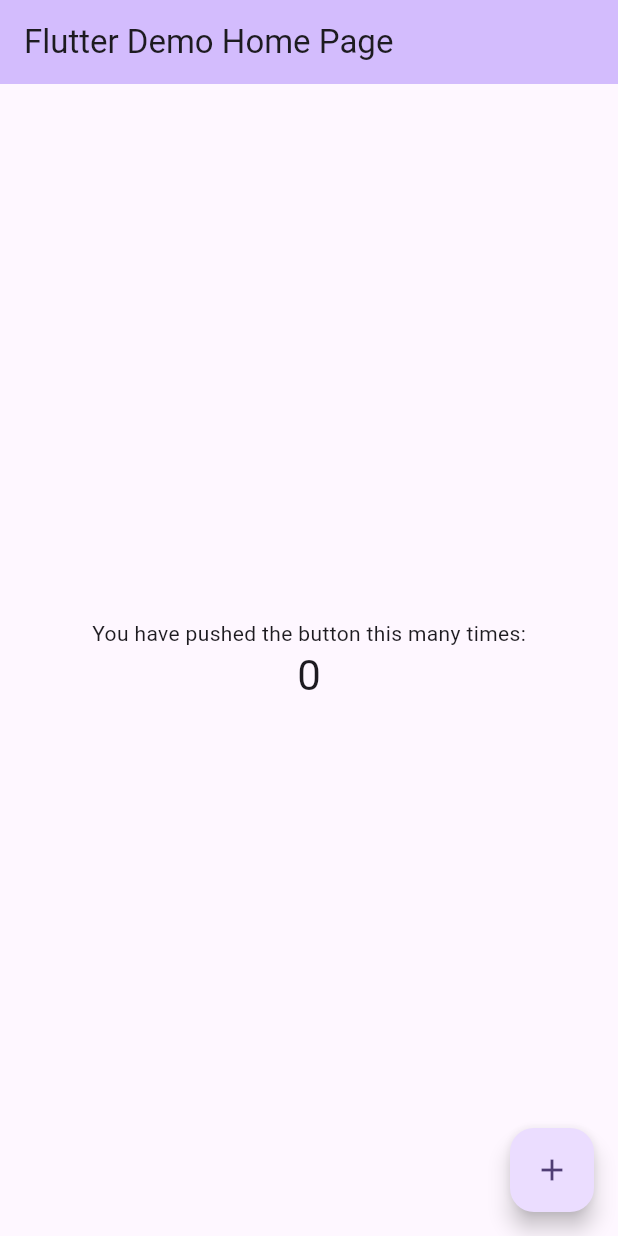
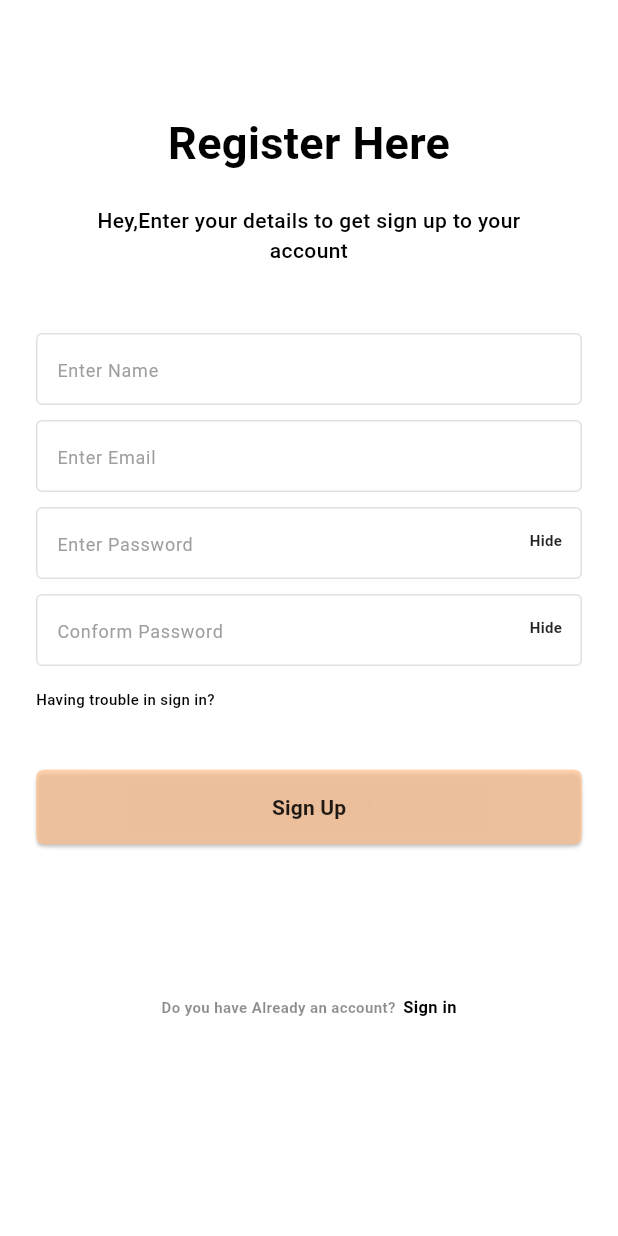
Before and after one commit to SahadMPP/chat_app_ui, a Flutter app: the screen it shows after launch, on a phone screen of 412 x 824 dp. Run offline on Flutter 3.47's test engine with Material 3 defaults, Android fonts, the light colour scheme and no system bars; our stand-ins replace google_fonts.

Commit message:
done signin signup ui for mob

```diff
--- a/lib/application/features/auth/signUp/ui/responsive/mobile.dart
+++ b/lib/application/features/auth/signUp/ui/responsive/mobile.dart
@@ -0,0 +1,101 @@
+import 'package:chat_app_ai/application/features/auth/widgets/custom_login_button.dart';
+import 'package:chat_app_ai/application/features/auth/widgets/custom_textfield.dart';
+import 'package:flutter/material.dart';
+import 'package:google_fonts/google_fonts.dart';
+
+class SignUpMobPage extends StatelessWidget {
+  const SignUpMobPage({super.key});
+
+  @override
+  Widget build(BuildContext context) {
+    return Scaffold(
+      backgroundColor: Colors.white,
+      body: SingleChildScrollView(
+        child: Padding(
+          padding: const EdgeInsets.all(24.0),
+          child: Column(
+            children: [
+              const SizedBox(height: 50),
+              Align(
+                alignment: Alignment.topCenter,
+                child: Text(
+                  "Register Here",
+                  style: GoogleFonts.aBeeZee(
+                    textStyle: const TextStyle(
+                        color: Colors.black,
+                        fontSize: 30,
+                        fontWeight: FontWeight.bold),
+                  ),
+                ),
+              ),
+              const SizedBox(height: 20),
+              Padding(
+                padding: const EdgeInsets.symmetric(horizontal: 30),
+                child: Text(
+                  "Hey,Enter your details to get sign up to your account",
+                  textAlign: TextAlign.center,
+                  style: GoogleFonts.aBeeZee(
+                    textStyle: const TextStyle(
+                        color: Colors.black,
+                        fontSize: 14,
+                        fontWeight: FontWeight.w500),
+                  ),
+                ),
+              ),
+              const SizedBox(height: 40),
+              const CostomTextField(hintText: "Enter Name", isPassword: false),
+              const CostomTextField(hintText: "Enter Email", isPassword: false),
+              const CostomTextField(
+                  hintText: "Enter Password", isPassword: true),
+              const CostomTextField(
+                  hintText: "Conform Password", isPassword: true),
+              const SizedBox(height: 10),
+              Align(
+                alignment: Alignment.centerLeft,
+                child: Text(
+                  'Having trouble in sign in?',
+                  style: GoogleFonts.aBeeZee(
+                    textStyle: const TextStyle(
+                        color: Colors.black,
+                        fontSize: 10,
+                        fontWeight: FontWeight.w500),
+                  ),
+                ),
+              ),
+              const SizedBox(height: 40),
+              CustomButton(text: "Sign Up", fun: () {}),
+              const SizedBox(height: 100),
+              Row(
+                mainAxisAlignment: MainAxisAlignment.center,
+                children: [
+                  Text(
+                    'Do you have Already an account?',
+                    style: GoogleFonts.aBeeZee(
+                      textStyle: const TextStyle(
+                          color: Colors.black45,
+                          fontSize: 10,
+                          fontWeight: FontWeight.w600),
+                    ),
+                  ),
+                  const SizedBox(width: 5),
+                  InkWell(
+                    onTap: () {},
+                    child: Text(
+                      'Sign in',
+                      style: GoogleFonts.aBeeZee(
+                        textStyle: const TextStyle(
+                            color: Colors.black,
+                            fontSize: 11,
+                            fontWeight: FontWeight.w600),
+                      ),
+                    ),
+                  ),
+                ],
+              ),
+            ],
+          ),
+        ),
+      ),
+    );
+  }
+}
--- /dev/null
+++ b/lib/application/features/auth/widgets/custom_login_button.dart
@@ -0,0 +1,34 @@
+import 'package:flutter/material.dart';
+import 'package:google_fonts/google_fonts.dart';
+
+class CustomButton extends StatelessWidget {
+  final String text;
+  final VoidCallback fun;
+  const CustomButton({
+    super.key, required this.text, required this.fun,
+  });
+
+  @override
+  Widget build(BuildContext context) {
+    return SizedBox(
+      width: double.infinity,
+      height: 50,
+      child: ElevatedButton(
+          style:  ButtonStyle(
+              shape: const WidgetStatePropertyAll(ContinuousRectangleBorder(
+                  borderRadius:
+                      BorderRadius.all(Radius.circular(12)))),
+              backgroundColor: WidgetStatePropertyAll(
+                  const Color.fromARGB(255, 255, 192, 141).withOpacity(.7))),
+          onPressed:fun,
+          child: Text(
+            text,
+            style: GoogleFonts.aBeeZee(
+                textStyle: const TextStyle(
+                    color: Colors.black87,
+                    fontWeight: FontWeight.w600,
+                    fontSize: 14)),
+          )),
+    );
+  }
+}
--- /dev/null
+++ b/lib/application/features/auth/widgets/custom_textfield.dart
@@ -0,0 +1,46 @@
+import 'package:flutter/material.dart';
+import 'package:google_fonts/google_fonts.dart';
+
+class CostomTextField extends StatelessWidget {
+  final String hintText;
+  final bool isPassword;
+
+  const CostomTextField({
+    super.key, required this.hintText, required this.isPassword,
+  });
+
+  @override
+  Widget build(BuildContext context) {
+    return Padding(
+      padding: const EdgeInsets.symmetric(vertical: 5),
+      child: TextFormField(
+        obscureText: isPassword,
+        decoration: InputDecoration(
+            suffixIcon: isPassword ?
+             Padding(
+              padding: const EdgeInsets.only(top: 15),
+              child:Text(
+                "Hide",
+                textAlign: TextAlign.center,
+                style: GoogleFonts.aBeeZee(
+                  textStyle: const TextStyle(
+                      color: Colors.black87,
+                      fontWeight: FontWeight.bold,
+                      fontSize: 10),
+                ),
+              ),
+            ) : null,
+            hintText: hintText,
+            contentPadding: const EdgeInsets.all(10),
+            hintStyle: GoogleFonts.aBeeZee(
+              textStyle:
+                  const TextStyle(color: Colors.grey, fontSize: 12),
+            ),
+            enabledBorder: OutlineInputBorder(
+                borderSide: BorderSide(color: Colors.grey[300]!)),
+            border: OutlineInputBorder(
+                borderRadius: BorderRadius.circular(8))),
+      ),
+    );
+  }
+}
--- a/lib/main.dart
+++ b/lib/main.dart
@@ -1,3 +1,4 @@
+import 'package:chat_app_ai/application/features/auth/signUp/ui/responsive/mobile.dart';
 import 'package:flutter/material.dart';
 
 void main() {
@@ -7,95 +8,10 @@ void main() {
 class MyApp extends StatelessWidget {
   const MyApp({super.key});
 
-  // This widget is the root of your application.
   @override
   Widget build(BuildContext context) {
-    return MaterialApp(
-      title: 'Flutter Demo',
-      theme: ThemeData(
-        colorScheme: ColorScheme.fromSeed(seedColor: Colors.deepPurple),
-        useMaterial3: true,
-      ),
-      home: const MyHomePage(title: 'Flutter Demo Home Page'),
+    return const MaterialApp(
+      home: SignUpMobPage(),
     );
   }
 }
-
-class MyHomePage extends StatefulWidget {
-  const MyHomePage({super.key, required this.title});
-
-  final String title;
-
-  @override
-  State<MyHomePage> createState() => _MyHomePageState();
-}
-
-class _MyHomePageState extends State<MyHomePage> {
-  int _counter = 0;
-
-  void _incrementCounter() {
-    setState(() {
-      // This call to setState tells the Flutter framework that something has
-      // changed in this State, which causes it to rerun the build method below
-      // so that the display can reflect the updated values. If we changed
-      // _counter without calling setState(), then the build method would not be
-      // called again, and so nothing would appear to happen.
-      _counter++;
-    });
-  }
-
-  @override
-  Widget build(BuildContext context) {
-    // This method is rerun every time setState is called, for instance as done
-    // by the _incrementCounter method above.
-    //
-    // The Flutter framework has been optimized to make rerunning build methods
-    // fast, so that you can just rebuild anything that needs updating rather
-    // than having to individually change instances of widgets.
-    return Scaffold(
-      appBar: AppBar(
-        // TRY THIS: Try changing the color here to a specific color (to
-        // Colors.amber, perhaps?) and trigger a hot reload to see the AppBar
-        // change color while the other colors stay the same.
-        backgroundColor: Theme.of(context).colorScheme.inversePrimary,
-        // Here we take the value from the MyHomePage object that was created by
-        // the App.build method, and use it to set our appbar title.
-        title: Text(widget.title),
-      ),
-      body: Center(
-        // Center is a layout widget. It takes a single child and positions it
-        // in the middle of the parent.
-        child: Column(
-          // Column is also a layout widget. It takes a list of children and
-          // arranges them vertically. By default, it sizes itself to fit its
-          // children horizontally, and tries to be as tall as its parent.
-          //
-          // Column has various properties to control how it sizes itself and
-          // how it positions its children. Here we use mainAxisAlignment to
-          // center the children vertically; the main axis here is the vertical
-          // axis because Columns are vertical (the cross axis would be
-          // horizontal).
-          //
-          // TRY THIS: Invoke "debug painting" (choose the "Toggle Debug Paint"
-          // action in the IDE, or press "p" in the console), to see the
-          // wireframe for each widget.
-          mainAxisAlignment: MainAxisAlignment.center,
-          children: <Widget>[
-            const Text(
-              'You have pushed the button this many times:',
-            ),
-            Text(
-              '$_counter',
-              style: Theme.of(context).textTheme.headlineMedium,
-            ),
-          ],
-        ),
-      ),
-      floatingActionButton: FloatingActionButton(
-        onPressed: _incrementCounter,
-        tooltip: 'Increment',
-        child: const Icon(Icons.add),
-      ), // This trailing comma makes auto-formatting nicer for build methods.
-    );
-  }
-}
```
Also changed, not shown: lib/application/features/auth/signIn/ui/responsive/mobile.dart (+97 -0 lines), pubspec.yaml (+5 -17 lines), pubspec.lock, 1 other file.
